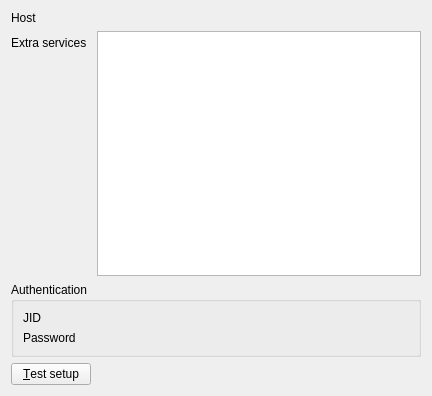
Before: the Qt Designer form src/librssguard-xmpp/src/gui/xmppaccountdetails.ui in martinrotter/rssguard, drawn with Qt 5.
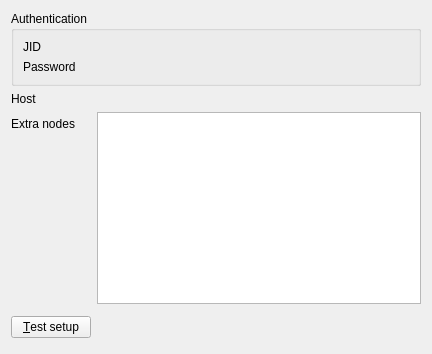
After: the same form once the commit is applied. Custom widgets are drawn as their Qt base class.

The edit to the form file:
```diff
--- a/src/librssguard-xmpp/src/gui/xmppaccountdetails.ui
+++ b/src/librssguard-xmpp/src/gui/xmppaccountdetails.ui
@@ -7,11 +7,11 @@
     <x>0</x>
     <y>0</y>
     <width>432</width>
-    <height>396</height>
+    <height>354</height>
    </rect>
   </property>
   <layout class="QFormLayout" name="formLayout">
-   <item row="0" column="0">
+   <item row="1" column="0">
     <widget class="QLabel" name="m_lblHost">
      <property name="text">
       <string>Host</string>
@@ -21,10 +21,53 @@
      </property>
     </widget>
    </item>
-   <item row="0" column="1">
+   <item row="1" column="1">
     <widget class="LineEditWithStatus" name="m_txtHost" native="true"/>
    </item>
-   <item row="2" column="0" colspan="2">
+   <item row="2" column="0">
+    <widget class="QLabel" name="m_lblAdditionalNodes">
+     <property name="text">
+      <string>Extra nodes</string>
+     </property>
+     <property name="buddy">
+      <cstring>m_txtAdditionalServices</cstring>
+     </property>
+    </widget>
+   </item>
+   <item row="2" column="1">
+    <widget class="QPlainTextEdit" name="m_txtAdditionalServices">
+     <property name="sizePolicy">
+      <sizepolicy hsizetype="Expanding" vsizetype="Maximum">
+       <horstretch>0</horstretch>
+       <verstretch>0</verstretch>
+      </sizepolicy>
+     </property>
+    </widget>
+   </item>
+   <item row="5" column="0">
+    <widget class="QPushButton" name="m_btnTestSetup">
+     <property name="text">
+      <string>&amp;Test setup</string>
+     </property>
+    </widget>
+   </item>
+   <item row="5" column="1">
+    <widget class="LabelWithStatus" name="m_lblTestResult" native="true">
+     <property name="sizePolicy">
+      <sizepolicy hsizetype="Expanding" vsizetype="Preferred">
+       <horstretch>0</horstretch>
+       <verstretch>0</verstretch>
+      </sizepolicy>
+     </property>
+     <property name="layoutDirection">
+      <enum>Qt::LayoutDirection::RightToLeft</enum>
+     </property>
+    </widget>
+   </item>
+   <item row="3" column="0" colspan="2">
+    <widget class="HelpSpoiler" name="m_helpAdditionalNodes" native="true"/>
+   </item>
+   <item row="0" column="0" colspan="2">
     <widget class="QGroupBox" name="m_gbAuthentication">
      <property name="toolTip">
       <string>Some feeds require authentication, including GMail feeds. BASIC, NTLM-2 and DIGEST-MD5 authentication schemes are supported.</string>
@@ -68,39 +111,6 @@
      </layout>
     </widget>
    </item>
-   <item row="3" column="0">
-    <widget class="QPushButton" name="m_btnTestSetup">
-     <property name="text">
-      <string>&amp;Test setup</string>
-     </property>
-    </widget>
-   </item>
-   <item row="3" column="1">
-    <widget class="LabelWithStatus" name="m_lblTestResult" native="true">
-     <property name="sizePolicy">
-      <sizepolicy hsizetype="Expanding" vsizetype="Preferred">
-       <horstretch>0</horstretch>
-       <verstretch>0</verstretch>
-      </sizepolicy>
-     </property>
-     <property name="layoutDirection">
-      <enum>Qt::LayoutDirection::RightToLeft</enum>
-     </property>
-    </widget>
-   </item>
-   <item row="1" column="1">
-    <widget class="QPlainTextEdit" name="m_txtAdditionalServices"/>
-   </item>
-   <item row="1" column="0">
-    <widget class="QLabel" name="m_lblAdditionalServices">
-     <property name="text">
-      <string>Extra services</string>
-     </property>
-     <property name="buddy">
-      <cstring>m_txtHost</cstring>
-     </property>
-    </widget>
-   </item>
   </layout>
  </widget>
  <customwidgets>
@@ -116,6 +126,12 @@
    <header>lineeditwithstatus.h</header>
    <container>1</container>
   </customwidget>
+  <customwidget>
+   <class>HelpSpoiler</class>
+   <extends>QWidget</extends>
+   <header>helpspoiler.h</header>
+   <container>1</container>
+  </customwidget>
  </customwidgets>
  <resources/>
  <connections/>
```
Left out of the diff: 4 changed lines with no effect on the pictures.
